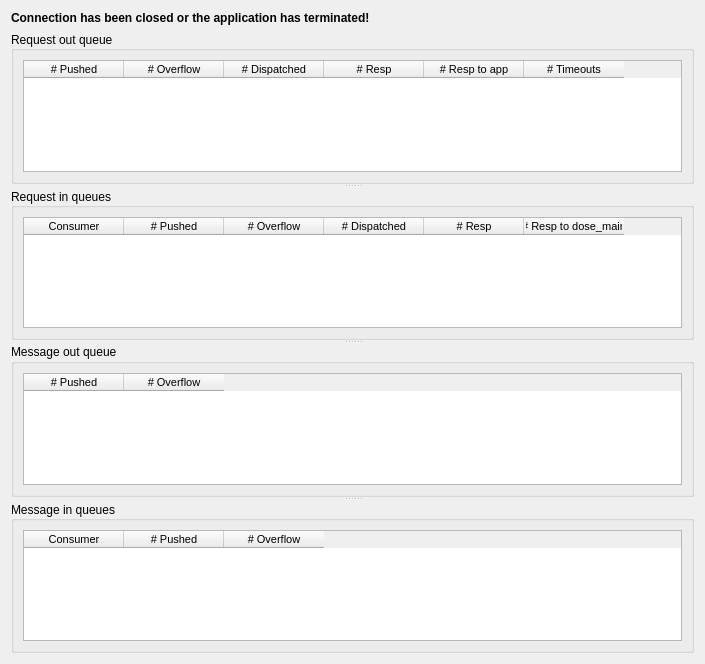
SafirSDK/safir-sdk-core, file src/dose/dose_dobexplorer.ss/src/connectionstats.ui: the form before one commit.
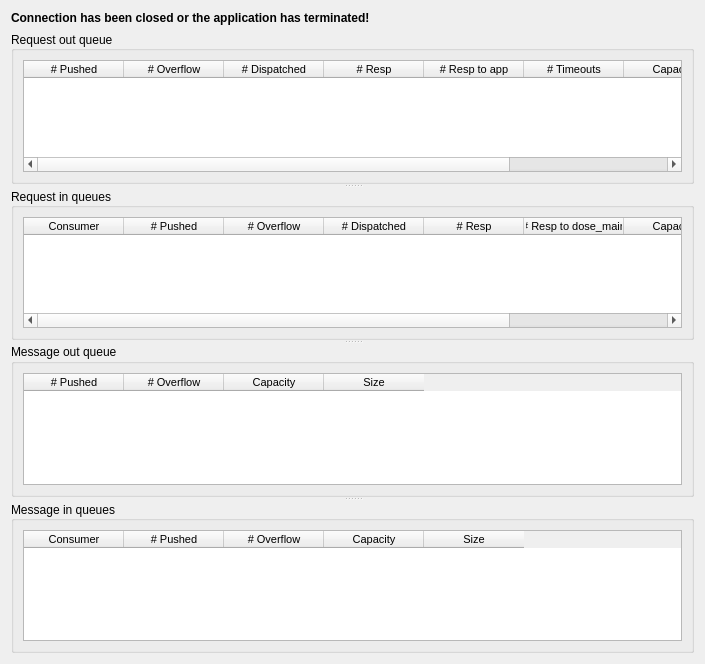
The form after the commit.

```diff
--- a/src/dose/dose_dobexplorer.ss/src/connectionstats.ui
+++ b/src/dose/dose_dobexplorer.ss/src/connectionstats.ui
@@ -58,11 +58,14 @@
          <property name="selectionMode">
           <enum>QAbstractItemView::NoSelection</enum>
          </property>
+         <property name="showGrid">
+          <bool>false</bool>
+         </property>
          <property name="rowCount">
           <number>0</number>
          </property>
          <property name="columnCount">
-          <number>6</number>
+          <number>8</number>
          </property>
          <column>
           <property name="text">
@@ -94,6 +97,16 @@
            <string># Timeouts</string>
           </property>
          </column>
+         <column>
+          <property name="text">
+           <string>Capacity</string>
+          </property>
+         </column>
+         <column>
+          <property name="text">
+           <string>Size</string>
+          </property>
+         </column>
         </widget>
        </item>
       </layout>
@@ -124,11 +137,14 @@
          <property name="selectionMode">
           <enum>QAbstractItemView::NoSelection</enum>
          </property>
+         <property name="showGrid">
+          <bool>false</bool>
+         </property>
          <property name="rowCount">
           <number>0</number>
          </property>
          <property name="columnCount">
-          <number>6</number>
+          <number>8</number>
          </property>
          <column>
           <property name="text">
@@ -160,6 +176,16 @@
            <string># Resp to dose_main</string>
           </property>
          </column>
+         <column>
+          <property name="text">
+           <string>Capacity</string>
+          </property>
+         </column>
+         <column>
+          <property name="text">
+           <string>Size</string>
+          </property>
+         </column>
         </widget>
        </item>
       </layout>
@@ -187,11 +213,14 @@
          <property name="selectionMode">
           <enum>QAbstractItemView::NoSelection</enum>
          </property>
+         <property name="showGrid">
+          <bool>false</bool>
+         </property>
          <property name="rowCount">
           <number>0</number>
          </property>
          <property name="columnCount">
-          <number>2</number>
+          <number>4</number>
          </property>
          <column>
           <property name="text">
@@ -203,6 +232,16 @@
            <string># Overflow</string>
           </property>
          </column>
+         <column>
+          <property name="text">
+           <string>Capacity</string>
+          </property>
+         </column>
+         <column>
+          <property name="text">
+           <string>Size</string>
+          </property>
+         </column>
         </widget>
        </item>
       </layout>
@@ -233,11 +272,14 @@
          <property name="selectionMode">
           <enum>QAbstractItemView::NoSelection</enum>
          </property>
+         <property name="showGrid">
+          <bool>false</bool>
+         </property>
          <property name="rowCount">
           <number>0</number>
          </property>
          <property name="columnCount">
-          <number>3</number>
+          <number>5</number>
          </property>
          <column>
           <property name="text">
@@ -254,6 +296,16 @@
            <string># Overflow</string>
           </property>
          </column>
+         <column>
+          <property name="text">
+           <string>Capacity</string>
+          </property>
+         </column>
+         <column>
+          <property name="text">
+           <string>Size</string>
+          </property>
+         </column>
         </widget>
        </item>
       </layout>
```
